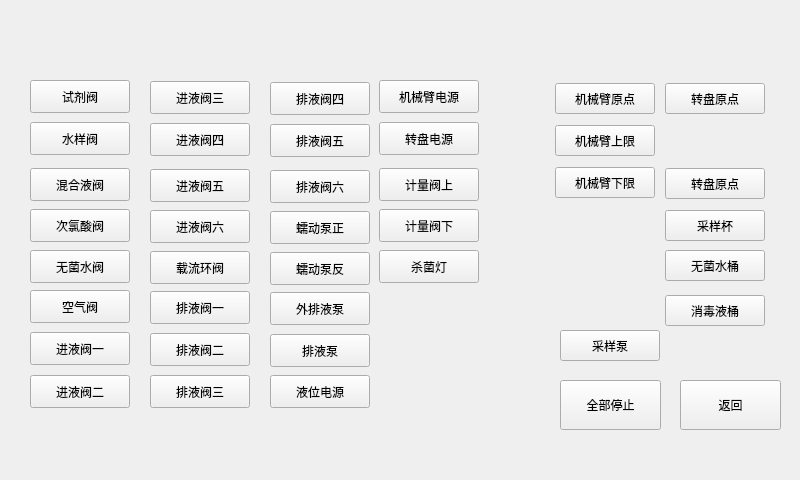
The window that E92Plc/src/Designer/only/debug_signal.ui (xsswust/E9) describes before a commit, drawn with Qt 5.
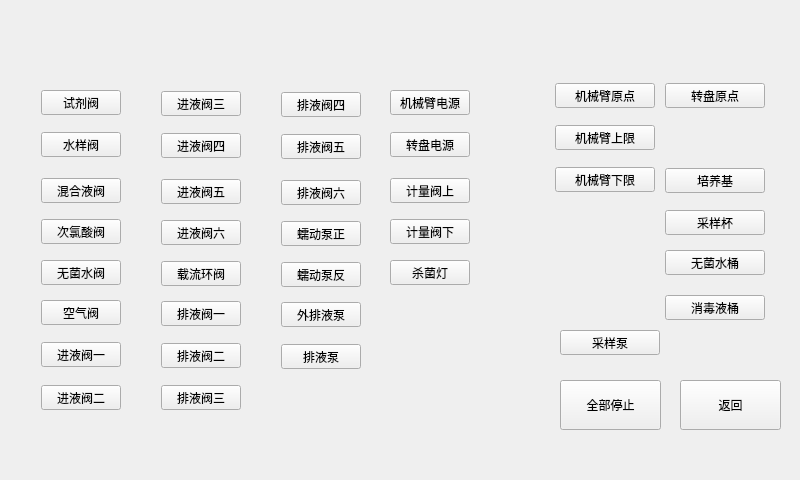
The same window after the commit. Icons and pictures are not drawn.

```diff
--- a/E92Plc/src/Designer/only/debug_signal.ui
+++ b/E92Plc/src/Designer/only/debug_signal.ui
@@ -51,10 +51,10 @@
   <widget class="QPushButton" name="pB_shiji">
    <property name="geometry">
     <rect>
-     <x>30</x>
-     <y>80</y>
-     <width>100</width>
-     <height>33</height>
+     <x>41</x>
+     <y>90</y>
+     <width>80</width>
+     <height>25</height>
     </rect>
    </property>
    <property name="styleSheet">
@@ -67,10 +67,10 @@
   <widget class="QPushButton" name="pB_shuiyangfa">
    <property name="geometry">
     <rect>
-     <x>30</x>
-     <y>122</y>
-     <width>100</width>
-     <height>33</height>
+     <x>41</x>
+     <y>132</y>
+     <width>80</width>
+     <height>25</height>
     </rect>
    </property>
    <property name="styleSheet">
@@ -83,10 +83,10 @@
   <widget class="QPushButton" name="pB_shiji_3">
    <property name="geometry">
     <rect>
-     <x>30</x>
-     <y>168</y>
-     <width>100</width>
-     <height>33</height>
+     <x>41</x>
+     <y>178</y>
+     <width>80</width>
+     <height>25</height>
     </rect>
    </property>
    <property name="styleSheet">
@@ -99,10 +99,10 @@
   <widget class="QPushButton" name="pB_shiji_4">
    <property name="geometry">
     <rect>
-     <x>30</x>
-     <y>209</y>
-     <width>100</width>
-     <height>33</height>
+     <x>41</x>
+     <y>219</y>
+     <width>80</width>
+     <height>25</height>
     </rect>
    </property>
    <property name="styleSheet">
@@ -115,10 +115,10 @@
   <widget class="QPushButton" name="pB_shiji_5">
    <property name="geometry">
     <rect>
-     <x>30</x>
-     <y>250</y>
-     <width>100</width>
-     <height>33</height>
+     <x>41</x>
+     <y>260</y>
+     <width>80</width>
+     <height>25</height>
     </rect>
    </property>
    <property name="styleSheet">
@@ -131,10 +131,10 @@
   <widget class="QPushButton" name="pB_shiji_6">
    <property name="geometry">
     <rect>
-     <x>30</x>
-     <y>290</y>
-     <width>100</width>
-     <height>33</height>
+     <x>41</x>
+     <y>300</y>
+     <width>80</width>
+     <height>25</height>
     </rect>
    </property>
    <property name="styleSheet">
@@ -147,10 +147,10 @@
   <widget class="QPushButton" name="pB_shiji_7">
    <property name="geometry">
     <rect>
-     <x>30</x>
-     <y>332</y>
-     <width>100</width>
-     <height>33</height>
+     <x>41</x>
+     <y>342</y>
+     <width>80</width>
+     <height>25</height>
     </rect>
    </property>
    <property name="styleSheet">
@@ -163,10 +163,10 @@
   <widget class="QPushButton" name="pB_shiji_8">
    <property name="geometry">
     <rect>
-     <x>30</x>
-     <y>375</y>
-     <width>100</width>
-     <height>33</height>
+     <x>41</x>
+     <y>385</y>
+     <width>80</width>
+     <height>25</height>
     </rect>
    </property>
    <property name="styleSheet">
@@ -179,10 +179,10 @@
   <widget class="QPushButton" name="pB_shiji_9">
    <property name="geometry">
     <rect>
-     <x>150</x>
-     <y>291</y>
-     <width>100</width>
-     <height>33</height>
+     <x>161</x>
+     <y>301</y>
+     <width>80</width>
+     <height>25</height>
     </rect>
    </property>
    <property name="styleSheet">
@@ -195,10 +195,10 @@
   <widget class="QPushButton" name="pB_zailiufa">
    <property name="geometry">
     <rect>
-     <x>150</x>
-     <y>251</y>
-     <width>100</width>
-     <height>33</height>
+     <x>161</x>
+     <y>261</y>
+     <width>80</width>
+     <height>25</height>
     </rect>
    </property>
    <property name="styleSheet">
@@ -211,10 +211,10 @@
   <widget class="QPushButton" name="pB_paiyefa3">
    <property name="geometry">
     <rect>
-     <x>150</x>
-     <y>375</y>
-     <width>100</width>
-     <height>33</height>
+     <x>161</x>
+     <y>385</y>
+     <width>80</width>
+     <height>25</height>
     </rect>
    </property>
    <property name="styleSheet">
@@ -227,10 +227,10 @@
   <widget class="QPushButton" name="pB_jinyefa3">
    <property name="geometry">
     <rect>
-     <x>150</x>
-     <y>81</y>
-     <width>100</width>
-     <height>33</height>
+     <x>161</x>
+     <y>91</y>
+     <width>80</width>
+     <height>25</height>
     </rect>
    </property>
    <property name="styleSheet">
@@ -243,10 +243,10 @@
   <widget class="QPushButton" name="pB_jinyefa4">
    <property name="geometry">
     <rect>
-     <x>150</x>
-     <y>123</y>
-     <width>100</width>
-     <height>33</height>
+     <x>161</x>
+     <y>133</y>
+     <width>80</width>
+     <height>25</height>
     </rect>
    </property>
    <property name="styleSheet">
@@ -259,10 +259,10 @@
   <widget class="QPushButton" name="pB_paiyefa2">
    <property name="geometry">
     <rect>
-     <x>150</x>
-     <y>333</y>
-     <width>100</width>
-     <height>33</height>
+     <x>161</x>
+     <y>343</y>
+     <width>80</width>
+     <height>25</height>
     </rect>
    </property>
    <property name="styleSheet">
@@ -275,10 +275,10 @@
   <widget class="QPushButton" name="pB_jinyefa5">
    <property name="geometry">
     <rect>
-     <x>150</x>
-     <y>169</y>
-     <width>100</width>
-     <height>33</height>
+     <x>161</x>
+     <y>179</y>
+     <width>80</width>
+     <height>25</height>
     </rect>
    </property>
    <property name="styleSheet">
@@ -291,10 +291,10 @@
   <widget class="QPushButton" name="pB_jinyefa6">
    <property name="geometry">
     <rect>
-     <x>150</x>
-     <y>210</y>
-     <width>100</width>
-     <height>33</height>
+     <x>161</x>
+     <y>220</y>
+     <width>80</width>
+     <height>25</height>
     </rect>
    </property>
    <property name="styleSheet">
@@ -307,10 +307,10 @@
   <widget class="QPushButton" name="pB_paiyefa6">
    <property name="geometry">
     <rect>
-     <x>270</x>
-     <y>170</y>
-     <width>100</width>
-     <height>33</height>
+     <x>281</x>
+     <y>180</y>
+     <width>80</width>
+     <height>25</height>
     </rect>
    </property>
    <property name="styleSheet">
@@ -323,10 +323,10 @@
   <widget class="QPushButton" name="pB_rongdongzheng">
    <property name="geometry">
     <rect>
-     <x>270</x>
-     <y>252</y>
-     <width>100</width>
-     <height>33</height>
+     <x>281</x>
+     <y>262</y>
+     <width>80</width>
+     <height>25</height>
     </rect>
    </property>
    <property name="styleSheet">
@@ -339,10 +339,10 @@
   <widget class="QPushButton" name="pB_paiyebeng">
    <property name="geometry">
     <rect>
-     <x>270</x>
-     <y>334</y>
-     <width>100</width>
-     <height>33</height>
+     <x>281</x>
+     <y>344</y>
+     <width>80</width>
+     <height>25</height>
     </rect>
    </property>
    <property name="styleSheet">
@@ -355,10 +355,10 @@
   <widget class="QPushButton" name="pB_paiyefa4">
    <property name="geometry">
     <rect>
-     <x>270</x>
-     <y>82</y>
-     <width>100</width>
-     <height>33</height>
+     <x>281</x>
+     <y>92</y>
+     <width>80</width>
+     <height>25</height>
     </rect>
    </property>
    <property name="styleSheet">
@@ -371,10 +371,10 @@
   <widget class="QPushButton" name="pB_shiji_21">
    <property name="geometry">
     <rect>
-     <x>270</x>
-     <y>124</y>
-     <width>100</width>
-     <height>33</height>
+     <x>281</x>
+     <y>134</y>
+     <width>80</width>
+     <height>25</height>
     </rect>
    </property>
    <property name="styleSheet">
@@ -387,10 +387,10 @@
   <widget class="QPushButton" name="pB_shiji_22">
    <property name="geometry">
     <rect>
-     <x>270</x>
-     <y>292</y>
-     <width>100</width>
-     <height>33</height>
+     <x>281</x>
+     <y>302</y>
+     <width>80</width>
+     <height>25</height>
     </rect>
    </property>
    <property name="styleSheet">
@@ -403,10 +403,10 @@
   <widget class="QPushButton" name="pB_shiji_23">
    <property name="geometry">
     <rect>
-     <x>270</x>
-     <y>211</y>
-     <width>100</width>
-     <height>33</height>
+     <x>281</x>
+     <y>221</y>
+     <width>80</width>
+     <height>25</height>
     </rect>
    </property>
    <property name="styleSheet">
@@ -419,26 +419,10 @@
   <widget class="QPushButton" name="pB_shiji_24">
    <property name="geometry">
     <rect>
-     <x>270</x>
-     <y>375</y>
-     <width>100</width>
-     <height>33</height>
-    </rect>
-   </property>
-   <property name="styleSheet">
-    <string notr="true">border-image: url(:/image/image/button_key_num.png);</string>
-   </property>
-   <property name="text">
-    <string>液位电源</string>
-   </property>
-  </widget>
-  <widget class="QPushButton" name="pB_shiji_25">
-   <property name="geometry">
-    <rect>
-     <x>379</x>
-     <y>168</y>
-     <width>100</width>
-     <height>33</height>
+     <x>390</x>
+     <y>178</y>
+     <width>80</width>
+     <height>25</height>
     </rect>
    </property>
    <property name="styleSheet">
@@ -451,10 +435,10 @@
   <widget class="QPushButton" name="pB_shiji_26">
    <property name="geometry">
     <rect>
-     <x>379</x>
-     <y>209</y>
-     <width>100</width>
-     <height>33</height>
+     <x>390</x>
+     <y>219</y>
+     <width>80</width>
+     <height>25</height>
     </rect>
    </property>
    <property name="styleSheet">
@@ -467,10 +451,10 @@
   <widget class="QPushButton" name="pB_shiji_27">
    <property name="geometry">
     <rect>
-     <x>379</x>
-     <y>122</y>
-     <width>100</width>
-     <height>33</height>
+     <x>390</x>
+     <y>132</y>
+     <width>80</width>
+     <height>25</height>
     </rect>
    </property>
    <property name="styleSheet">
@@ -483,10 +467,10 @@
   <widget class="QPushButton" name="pB_shiji_28">
    <property name="geometry">
     <rect>
-     <x>379</x>
-     <y>80</y>
-     <width>100</width>
-     <height>33</height>
+     <x>390</x>
+     <y>90</y>
+     <width>80</width>
+     <height>25</height>
     </rect>
    </property>
    <property name="styleSheet">
@@ -499,10 +483,10 @@
   <widget class="QPushButton" name="pB_shiji_29">
    <property name="geometry">
     <rect>
-     <x>379</x>
-     <y>250</y>
-     <width>100</width>
-     <height>33</height>
+     <x>390</x>
+     <y>260</y>
+     <width>80</width>
+     <height>25</height>
     </rect>
    </property>
    <property name="styleSheet">
@@ -518,7 +502,7 @@
      <x>555</x>
      <y>83</y>
      <width>100</width>
-     <height>31</height>
+     <height>25</height>
     </rect>
    </property>
    <property name="styleSheet">
@@ -534,7 +518,7 @@
      <x>555</x>
      <y>125</y>
      <width>100</width>
-     <height>31</height>
+     <height>25</height>
     </rect>
    </property>
    <property name="styleSheet">
@@ -550,7 +534,7 @@
      <x>555</x>
      <y>167</y>
      <width>100</width>
-     <height>31</height>
+     <height>25</height>
     </rect>
    </property>
    <property name="styleSheet">
@@ -566,7 +550,7 @@
      <x>665</x>
      <y>83</y>
      <width>100</width>
-     <height>31</height>
+     <height>25</height>
     </rect>
    </property>
    <property name="styleSheet">
@@ -582,14 +566,14 @@
      <x>665</x>
      <y>168</y>
      <width>100</width>
-     <height>31</height>
+     <height>25</height>
     </rect>
    </property>
    <property name="styleSheet">
     <string notr="true">border-image: url(:/image/image/button_key_num.png);</string>
    </property>
    <property name="text">
-    <string>转盘原点</string>
+    <string>培养基</string>
    </property>
   </widget>
   <widget class="QPushButton" name="pB_shiji_35">
@@ -598,7 +582,7 @@
      <x>665</x>
      <y>210</y>
      <width>100</width>
-     <height>31</height>
+     <height>25</height>
     </rect>
    </property>
    <property name="styleSheet">
@@ -614,7 +598,7 @@
      <x>665</x>
      <y>250</y>
      <width>100</width>
-     <height>31</height>
+     <height>25</height>
     </rect>
    </property>
    <property name="styleSheet">
@@ -630,7 +614,7 @@
      <x>665</x>
      <y>295</y>
      <width>100</width>
-     <height>31</height>
+     <height>25</height>
     </rect>
    </property>
    <property name="styleSheet">
@@ -646,7 +630,7 @@
      <x>560</x>
      <y>330</y>
      <width>100</width>
-     <height>31</height>
+     <height>25</height>
     </rect>
    </property>
    <property name="styleSheet">
```
Left out of the diff: 48 changed lines with no effect on the pictures.
